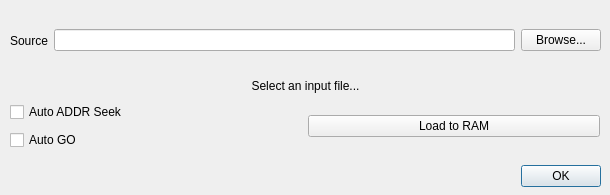
First picture: the form in sources/Desktop/codedrop.ui, repository AbhishekGhosh/kim_uno_remix, before the edit.
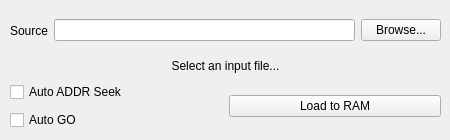
Second picture: the form after the edit.

Diff of the .ui file:
```diff
--- a/sources/Desktop/codedrop.ui
+++ b/sources/Desktop/codedrop.ui
@@ -9,18 +9,45 @@
    <rect>
     <x>0</x>
     <y>0</y>
-    <width>610</width>
-    <height>195</height>
+    <width>450</width>
+    <height>140</height>
    </rect>
   </property>
+  <property name="sizePolicy">
+   <sizepolicy hsizetype="Fixed" vsizetype="Fixed">
+    <horstretch>0</horstretch>
+    <verstretch>0</verstretch>
+   </sizepolicy>
+  </property>
+  <property name="minimumSize">
+   <size>
+    <width>450</width>
+    <height>140</height>
+   </size>
+  </property>
+  <property name="maximumSize">
+   <size>
+    <width>450</width>
+    <height>140</height>
+   </size>
+  </property>
+  <property name="baseSize">
+   <size>
+    <width>450</width>
+    <height>140</height>
+   </size>
+  </property>
   <property name="windowTitle">
    <string>Code Drop</string>
   </property>
   <widget class="QDialogButtonBox" name="buttonBox">
+   <property name="enabled">
+    <bool>true</bool>
+   </property>
    <property name="geometry">
     <rect>
      <x>260</x>
-     <y>160</y>
+     <y>140</y>
      <width>341</width>
      <height>32</height>
     </rect>
@@ -40,8 +67,8 @@
     <rect>
      <x>10</x>
      <y>10</y>
-     <width>591</width>
-     <height>61</height>
+     <width>431</width>
+     <height>41</height>
     </rect>
    </property>
    <layout class="QHBoxLayout" name="horizontalLayout_2">
@@ -68,8 +95,8 @@
    <property name="geometry">
     <rect>
      <x>10</x>
-     <y>100</y>
-     <width>590</width>
+     <y>80</y>
+     <width>431</width>
      <height>53</height>
     </rect>
    </property>
@@ -105,8 +132,8 @@
    <property name="geometry">
     <rect>
      <x>10</x>
-     <y>70</y>
-     <width>591</width>
+     <y>50</y>
+     <width>431</width>
      <height>31</height>
     </rect>
    </property>
```
